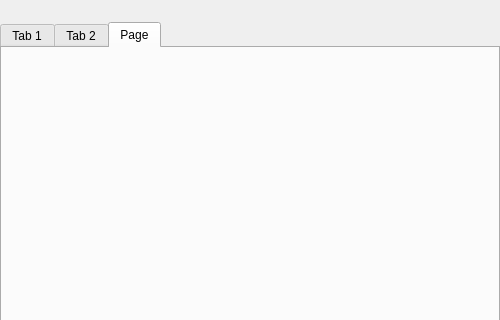
Above: src/launcherwindow.ui from CommitteeOfZero/realboot before the change; both pictures show x 0 to 500 and y 0 to 320 of the 500 by 580 pixel window. Below: the same form after it.
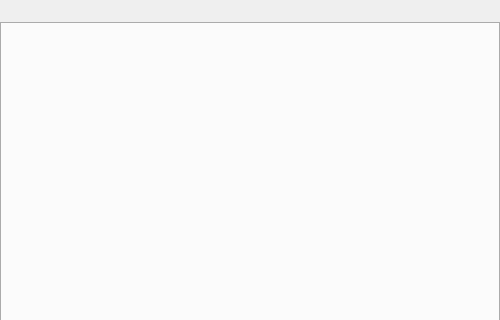
That is the form after the change. Icons and pictures are not drawn.

Commit message: add (empty) graphics tab

Patch:
```diff
--- a/src/launcherwindow.ui
+++ b/src/launcherwindow.ui
@@ -87,24 +87,6 @@
        </item>
        <item>
         <widget class="QTabWidget" name="tabWidget">
-         <property name="currentIndex">
-          <number>2</number>
-         </property>
-         <widget class="QWidget" name="tab">
-          <attribute name="title">
-           <string>Tab 1</string>
-          </attribute>
-         </widget>
-         <widget class="QWidget" name="tab_2">
-          <attribute name="title">
-           <string>Tab 2</string>
-          </attribute>
-         </widget>
-         <widget class="QWidget" name="tab_3">
-          <attribute name="title">
-           <string>Page</string>
-          </attribute>
-         </widget>
         </widget>
        </item>
        <item>
```
The commit also changes 5 other files.
